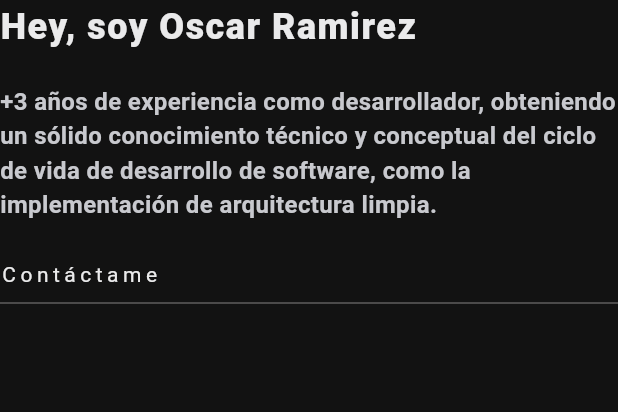
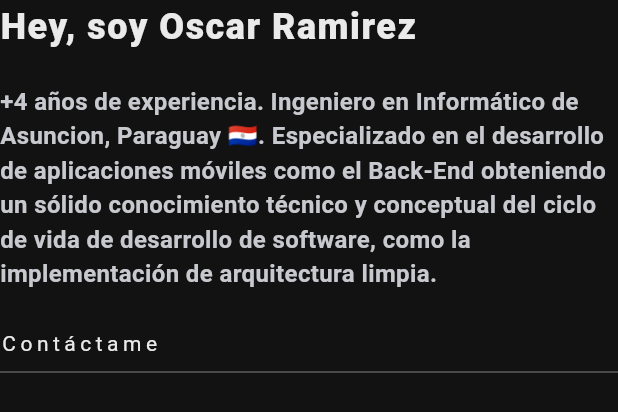
Before and after one commit to OdaFra/portfolio, a Flutter app: the CustomPresentationAM widget shown alone on an empty page, opened directly, on a phone screen of 412 x 824 dp. Shown: the top 412 px of the screen. Run offline on Flutter 3.47's test engine with Material 3 defaults, Android fonts, the light colour scheme and no system bars; drawn by our look-alikes of auto_size_text; our stand-ins replace flutter_speed_dial; missing offline and left inert: dart:js.

Commit message:
fix: Actualizamos texto mejorando descripcion

```diff
--- a/lib/src/widgets/presentation_am.dart
+++ b/lib/src/widgets/presentation_am.dart
@@ -39,7 +39,7 @@ class CustomPresentationAM extends StatelessWidget {
         const SizedBox(height: 20),
         AutoSizeText(
           textAlign: maxWidth <= 350 ? TextAlign.center : TextAlign.start,
-          "+3 años de experiencia como desarrollador, obteniendo un sólido conocimiento técnico y conceptual del ciclo de vida de desarrollo de software, como la implementación de arquitectura limpia.",
+          "+4 años de experiencia. Ingeniero en Informático de Asuncion, Paraguay 🇵🇾. Especializado en el desarrollo de aplicaciones móviles como el Back-End obteniendo un sólido conocimiento técnico y conceptual del ciclo de vida de desarrollo de software, como la implementación de arquitectura limpia.",
           style: TextStyle(
             color: CustomColor.textFieldBg,
             fontWeight: FontWeight.bold,
```
